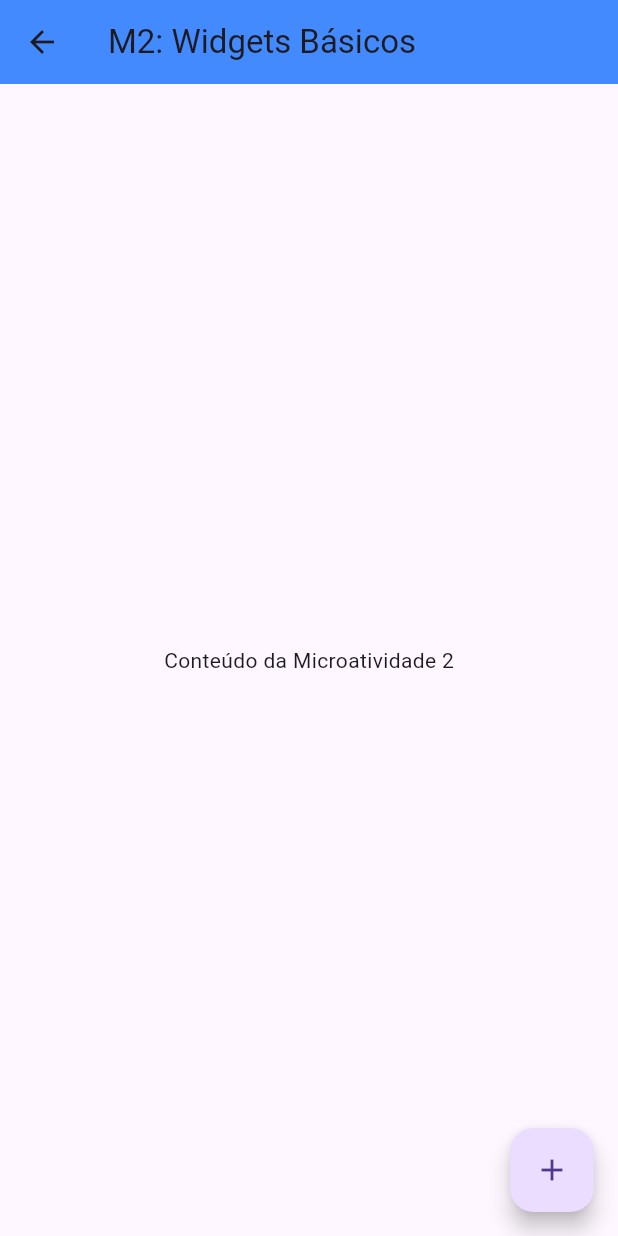
After one commit to Josemar-Gomes/explore_mundo, a Flutter app: the Micro2Screen screen opened by its route, on a phone screen of 412 x 824 dp. The commit adds this screen. Run offline on Flutter 3.47's test engine with Material 3 defaults, Android fonts, the phone set to English and light mode, and no system bars.

Commit message:
feat: Microatividade 2 concluida

```diff
--- a/lib/main.dart
+++ b/lib/main.dart
@@ -2,6 +2,7 @@ import 'package:flutter/material.dart';
 import 'screens/home_screen.dart';
 import 'screens/detail_screen.dart';
 import 'screens/micro1_screen.dart';
+import 'screens/micro2_screen.dart';
 
 void main() {
   runApp(const ExploreMundoApp());
@@ -21,6 +22,7 @@ class ExploreMundoApp extends StatelessWidget {
         '/': (context) => const HomeScreen(),
         '/detail': (context) => const DetailScreen(),
         '/micro1': (context) => const Micro1Screen(),
+        '/micro2': (context) => const Micro2Screen(),
       },
     );
   }
--- /dev/null
+++ b/lib/screens/micro2_screen.dart
@@ -0,0 +1,20 @@
+import 'package:flutter/material.dart';
+
+class Micro2Screen extends StatelessWidget {
+  const Micro2Screen({super.key});
+
+  @override
+  Widget build(BuildContext context) {
+    return Scaffold(
+      appBar: AppBar(
+        title: const Text('M2: Widgets Básicos'),
+        backgroundColor: Colors.blueAccent,
+      ),
+      body: const Center(child: Text('Conteúdo da Microatividade 2')),
+      floatingActionButton: FloatingActionButton(
+        onPressed: () {},
+        child: const Icon(Icons.add),
+      ),
+    );
+  }
+}
```
